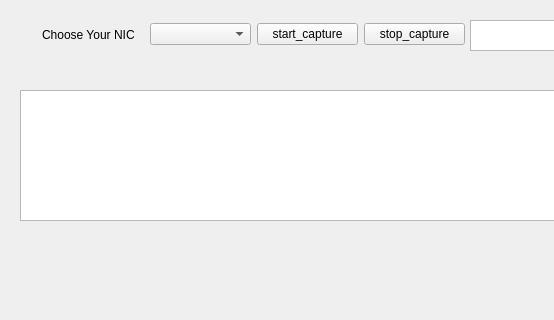
This is sniffer.ui in thefourm/mySniffer as Qt 5 draws it before an edit; both pictures show x 0 to 554 and y 0 to 320 of the 800 by 600 pixel window. The edited form follows.
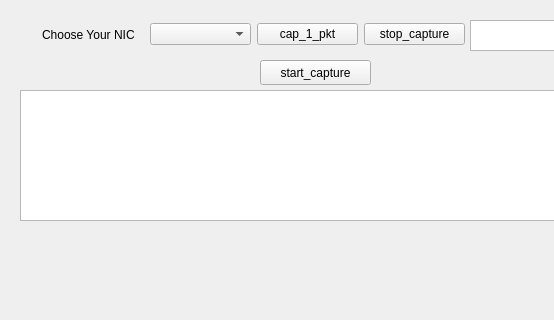
This is the edited form.

Diff of the .ui file:
```diff
--- a/sniffer.ui
+++ b/sniffer.ui
@@ -52,7 +52,7 @@
       <item>
        <widget class="QPushButton" name="start_cap_btn">
         <property name="text">
-         <string>start_capture</string>
+         <string>cap_1_pkt</string>
         </property>
        </widget>
       </item>
@@ -77,6 +77,19 @@
     </rect>
    </property>
   </widget>
+  <widget class="QPushButton" name="star_capture_btn">
+   <property name="geometry">
+    <rect>
+     <x>260</x>
+     <y>60</y>
+     <width>111</width>
+     <height>25</height>
+    </rect>
+   </property>
+   <property name="text">
+    <string>start_capture</string>
+   </property>
+  </widget>
  </widget>
  <resources/>
  <connections/>
```
Left out of the diff: 2 changed lines with no effect on the pictures.
